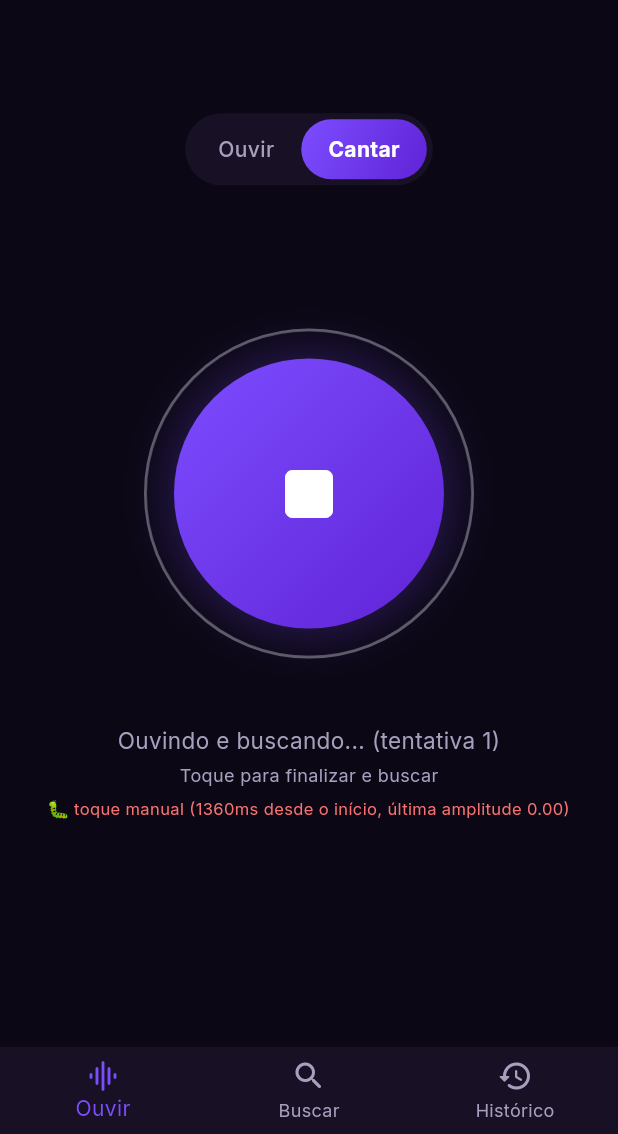
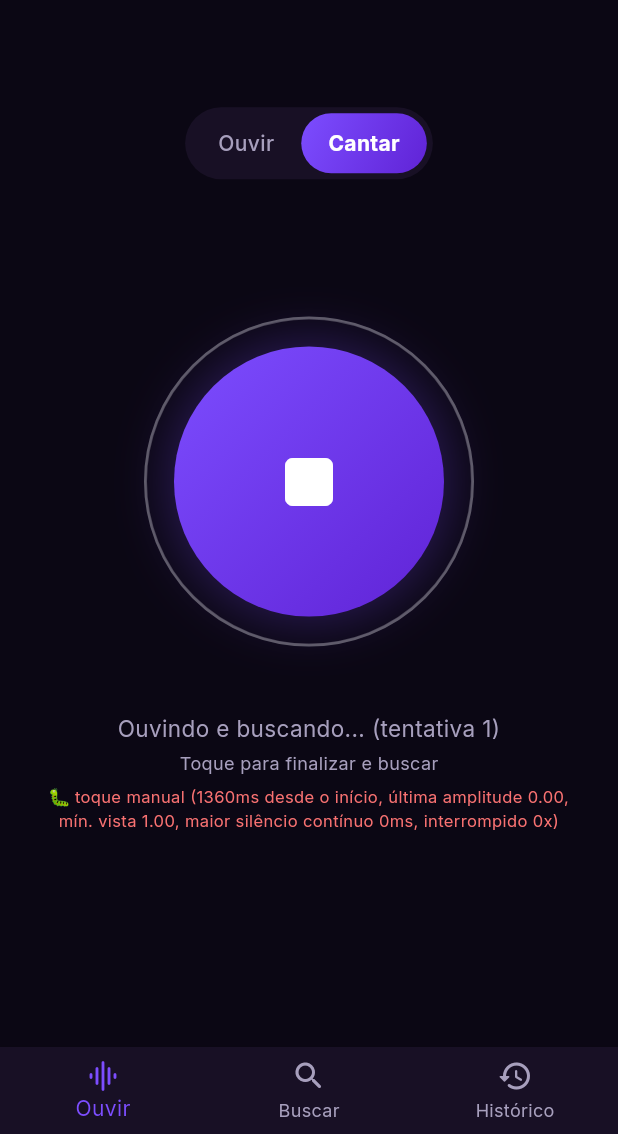
Before and after one commit to PanthaiTechnology/Salabim, a Flutter app: the screen it shows after launch, after a tap on "Cantar", after a tap on the "mic" icon, after a tap on the "stop" icon, on a phone screen of 412 x 824 dp, the part 102-1236 px from its top. Run offline on Flutter 3.47's test engine with Material 3 defaults, Android fonts, the phone set to English and light mode, and no system bars; our stand-ins replace cached_network_image, dio, flutter_riverpod, go_router, google_fonts, just_audio and 4 more; missing offline and left inert: record; network calls fail.

Commit message:
Cantar: diagnóstico mais detalhado pra achar por que o silêncio de 5s não dispara
Usuário relatou (14/ago/2026) que a gravação não parou sozinha após 5s
sem cantar. Sem acesso a um device real pra testar diretamente, em vez
de chutar um novo valor pro piso de amplitude (0.15) e arriscar
reintroduzir o corte prematuro que já resolvemos numa rodada anterior,
adiciona instrumentação temporária pra trazer os números reais do
aparelho:

- Amplitude mínima vista durante a gravação (pra saber se ela chega
  perto de 0 nos momentos de silêncio, ou fica "presa" acima do piso —
  ruído ambiente/AGC do microfone poderiam empurrar o piso de ruído
  pra cima e nunca deixar a amplitude cair o suficiente).
- Maior trecho contínuo que ficou abaixo do piso antes de ser
  interrompido por algum som (pra saber se chega perto dos 5000ms
  necessários ou fica bem longe).
- Quantas vezes esse trecho foi interrompido (indica ruído de fundo
  intermitente resetando a contagem antes de completar).

Esses números agora aparecem no aviso de diagnóstico (embaixo de
"Processando...") em qualquer um dos 3 motivos de parada — assim,
mesmo quando o silêncio NÃO dispara (e a gravação para por toque
manual ou pelo teto de 60s), dá pra ver exatamente por quê. Com esse
dado real do próximo teste, calibramos o piso corretamente em vez de
adivinhar.

Co-Authored-By: Claude Sonnet 5 <noreply@anthropic.com>

```diff
--- a/mobile/lib/state/app_providers.dart
+++ b/mobile/lib/state/app_providers.dart
@@ -122,9 +122,18 @@ class ListenController extends StateNotifier<ListenState> {
   DateTime? _silenceStartedAt;
 
   // TEMPORÁRIO — junto com debugStopReasonProvider acima, só pra
-  // diagnóstico (ver comentário lá).
+  // diagnóstico (ver comentário lá). Usuário relatou que o auto-stop de 5s
+  // de silêncio não disparou (14/ago/2026) — esses campos extras servem
+  // pra ver se a amplitude alguma vez realmente cai abaixo do piso
+  // (_silenceAmplitudeThreshold) por tempo suficiente, ou se fica sempre
+  // "presa" acima dele (ruído ambiente/AGC do microfone empurrando o piso
+  // pra cima) — sem esse dado real do aparelho, ajustar o número às cegas
+  // arrisca reintroduzir o corte prematuro que já resolvemos antes.
   DateTime? _segmentStartedAt;
   double _lastAmplitude = 0;
+  double _minAmplitudeSeen = 1.0;
+  int _maxContinuousSilenceMs = 0;
+  int _silenceInterruptedCount = 0;
 
   StreamSubscription<double>? _amplitudeSub;
   bool _sessionActive = false;
@@ -171,6 +180,9 @@ class ListenController extends StateNotifier<ListenState> {
     _hasDetectedVoice = false;
     _silenceStartedAt = null;
     _segmentStartedAt = DateTime.now(); // TEMPORÁRIO — só pro diagnóstico
+    _minAmplitudeSeen = 1.0; // TEMPORÁRIO
+    _maxContinuousSilenceMs = 0; // TEMPORÁRIO
+    _silenceInterruptedCount = 0; // TEMPORÁRIO
     _ref.read(debugStopReasonProvider.notifier).state = null; // TEMPORÁRIO
     // Sinalizador que completa cedo tanto pela detecção automática de
     // silêncio (5s calado depois de já ter cantado) quanto por um toque
@@ -184,7 +196,9 @@ class ListenController extends StateNotifier<ListenState> {
       (amp) {
         if (!_sessionActive) return;
         state = state.copyWith(amplitude: amp);
-        _lastAmplitude = amp; // TEMPORÁRIO — só pro diagnóstico
+        // TEMPORÁRIO — só pro diagnóstico
+        _lastAmplitude = amp;
+        if (amp < _minAmplitudeSeen) _minAmplitudeSeen = amp;
         if (state.mode == ListenMode.hum) {
           _checkForSilence(amp, stopEarly);
         }
@@ -210,8 +224,10 @@ class ListenController extends StateNotifier<ListenState> {
     // sinalizador nunca é usado, sempre "vence" o timer de 4s mesmo.
     if (mode == ListenMode.hum && !stopEarly.isCompleted) {
       final elapsedMs = DateTime.now().difference(_segmentStartedAt!).inMilliseconds;
-      _ref.read(debugStopReasonProvider.notifier).state =
-          'tempo máximo atingido (${elapsedMs}ms, teto ${_segmentDurationFor(mode).inSeconds}s)';
+      _ref.read(debugStopReasonProvider.notifier).state = 'tempo máximo atingido (${elapsedMs}ms, teto '
+          '${_segmentDurationFor(mode).inSeconds}s) — silêncio nunca disparou. amp. mín. vista '
+          '${_minAmplitudeSeen.toStringAsFixed(2)} (piso é $_silenceAmplitudeThreshold), maior trecho contínuo '
+          'abaixo do piso ${_maxContinuousSilenceMs}ms, interrompido ${_silenceInterruptedCount}x';
     }
     _stopEarlySignal = null;
     if (!_sessionActive) return;
@@ -280,6 +296,14 @@ class ListenController extends StateNotifier<ListenState> {
     if (stopEarly.isCompleted) return;
 
     if (amplitude >= _silenceAmplitudeThreshold) {
+      // TEMPORÁRIO — se já estava acumulando silêncio e foi interrompido
+      // por um som acima do piso antes de completar os 5s, registra o
+      // quanto chegou a acumular (pra saber se estava perto ou longe).
+      if (_silenceStartedAt != null) {
+        final stretchMs = DateTime.now().difference(_silenceStartedAt!).inMilliseconds;
+        if (stretchMs > _maxContinuousSilenceMs) _maxContinuousSilenceMs = stretchMs;
+        _silenceInterruptedCount++;
+      }
       _hasDetectedVoice = true;
       _silenceStartedAt = null; // ainda fazendo som, zera a contagem
       return;
@@ -288,7 +312,11 @@ class ListenController extends StateNotifier<ListenState> {
     if (!_hasDetectedVoice) return; // silêncio antes de começar, ignora
 
     _silenceStartedAt ??= DateTime.now();
-    if (DateTime.now().difference(_silenceStartedAt!) >= _silenceDurationToStop) {
+    final silenceElapsed = DateTime.now().difference(_silenceStartedAt!);
+    if (silenceElapsed.inMilliseconds > _maxContinuousSilenceMs) {
+      _maxContinuousSilenceMs = silenceElapsed.inMilliseconds; // TEMPORÁRIO — "recorde" em andamento
+    }
+    if (silenceElapsed >= _silenceDurationToStop) {
       // TEMPORÁRIO — registra o motivo antes de completar o sinalizador.
       final elapsedMs = _segmentStartedAt != null ? DateTime.now().difference(_segmentStartedAt!).inMilliseconds : -1;
       _ref.read(debugStopReasonProvider.notifier).state =
@@ -312,8 +340,9 @@ class ListenController extends StateNotifier<ListenState> {
     if (signal != null && !signal.isCompleted) {
       // TEMPORÁRIO — registra o motivo antes de completar o sinalizador.
       final elapsedMs = _segmentStartedAt != null ? DateTime.now().difference(_segmentStartedAt!).inMilliseconds : -1;
-      _ref.read(debugStopReasonProvider.notifier).state =
-          'toque manual (${elapsedMs}ms desde o início, última amplitude ${_lastAmplitude.toStringAsFixed(2)})';
+      _ref.read(debugStopReasonProvider.notifier).state = 'toque manual (${elapsedMs}ms desde o início, última '
+          'amplitude ${_lastAmplitude.toStringAsFixed(2)}, mín. vista ${_minAmplitudeSeen.toStringAsFixed(2)}, '
+          'maior silêncio contínuo ${_maxContinuousSilenceMs}ms, interrompido ${_silenceInterruptedCount}x)';
       signal.complete();
     }
   }
--- a/mobile/pubspec.yaml
+++ b/mobile/pubspec.yaml
@@ -1,7 +1,7 @@
 name: salabim
 description: "Salabim — identifique qualquer música ouvindo, cantarolando, assobiando ou descrevendo."
 publish_to: "none"
-version: 0.1.20+21
+version: 0.1.21+22
 
 environment:
   sdk: ">=3.4.0 <4.0.0"
```
